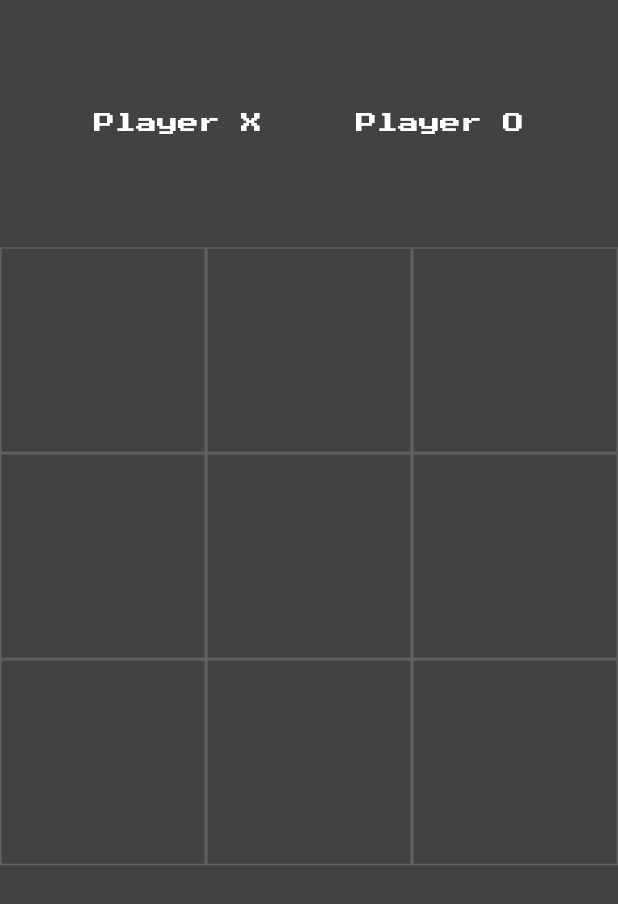
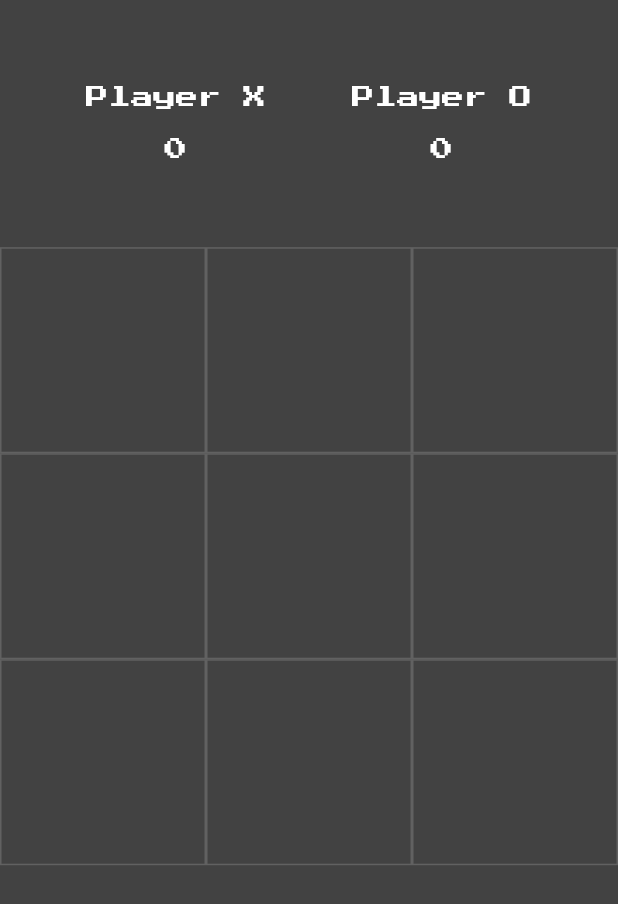
Before and after one commit to ZheerBarzan/tic_tac_toe_game, a Flutter app: the screen it shows after launch, on a phone screen of 412 x 824 dp. Shown: the top 904 px of the screen. Run offline on Flutter 3.47's test engine with Material 2 defaults, Android fonts, the phone set to English and light mode, and no system bars; our stand-ins replace google_fonts.

Commit message:
done with most of the logic of the game and score board and winner dialog

```diff
--- a/lib/homePage.dart
+++ b/lib/homePage.dart
@@ -12,6 +12,10 @@ class _HomepageState extends State<Homepage> {
   bool turn = true;
   List<String> displayXO = ['', '', '', '', '', '', '', '', ''];
 
+  var myStyle = GoogleFonts.pressStart2p(color: Colors.white, fontSize: 15);
+  var myStyleXO = GoogleFonts.pressStart2p(color: Colors.white, fontSize: 40);
+  int OScore = 0;
+  int XScore = 0;
   @override
   Widget build(BuildContext context) {
     return Scaffold(
@@ -23,13 +27,37 @@ class _HomepageState extends State<Homepage> {
               child: Row(
                 mainAxisAlignment: MainAxisAlignment.spaceEvenly,
                 children: <Widget>[
+                  Column(
+                    mainAxisAlignment: MainAxisAlignment.center,
+                    children: <Widget>[
                       Text(
                         "Player X",
-                    style: GoogleFonts.pressStart2p(color: Colors.white),
+                        style: myStyle,
+                      ),
+                      const SizedBox(
+                        height: 20,
                       ),
                       Text(
+                        XScore.toString(),
+                        style: myStyle,
+                      ),
+                    ],
+                  ),
+                  Column(
+                    mainAxisAlignment: MainAxisAlignment.center,
+                    children: <Widget>[
+                      Text(
                         "Player O",
-                    style: GoogleFonts.pressStart2p(color: Colors.white),
+                        style: myStyle,
+                      ),
+                      const SizedBox(
+                        height: 20,
+                      ),
+                      Text(
+                        OScore.toString(),
+                        style: myStyle,
+                      ),
+                    ],
                   ),
                 ],
               ),
@@ -53,7 +81,7 @@ class _HomepageState extends State<Homepage> {
                   child: Center(
                     child: Text(
                       displayXO[index],
-                      style: const TextStyle(color: Colors.white, fontSize: 40),
+                      style: myStyleXO,
                     ),
                   ),
                 ),
@@ -70,9 +98,9 @@ class _HomepageState extends State<Homepage> {
     setState(
       () {
         if (turn && displayXO[index] == '') {
-          displayXO[index] = 'o';
+          displayXO[index] = 'O';
         } else if (!turn && displayXO[index] == '') {
-          displayXO[index] = "x";
+          displayXO[index] = "X";
         }
         turn = !turn;
         checkWinner();
@@ -132,33 +160,43 @@ class _HomepageState extends State<Homepage> {
     }
   }
 
-  void showWinDialog(String Winner) {
+  void showWinDialog(String winner) {
     showDialog(
+      barrierDismissible: false,
       context: context,
       builder: ((context) {
         return AlertDialog(
           title: Column(
             children: [
-                Text('${Winner} is the Winner✌️😎'),
+              Text('$winner is the Winner✌️😎'),
               Padding(
-                  padding: EdgeInsets.only(top: 20, right: 20),
+                padding: const EdgeInsets.only(top: 20, right: 20),
                 child: Align(
                   alignment: Alignment.bottomRight,
                   child: ElevatedButton(
-                      onPressed: resetGame,
+                    onPressed: () {
+                      resetGame();
+                      Navigator.of(context).pop();
+                    },
                     child: Icon(
                       Icons.replay,
                       color: Colors.white,
                     ),
-                      style: ElevatedButton.styleFrom(
-                          backgroundColor: Colors.black),
+                    style:
+                        ElevatedButton.styleFrom(backgroundColor: Colors.black),
                   ),
                 ),
               ),
             ],
           ),
         );
-        }));
+      }),
+    );
+    if (winner == 'O') {
+      OScore = OScore + 1;
+    } else if (winner == 'X') {
+      XScore = XScore + 1;
+    }
   }
 
   void resetGame() {
```
Lines whose indentation alone changed are shown as unchanged.
